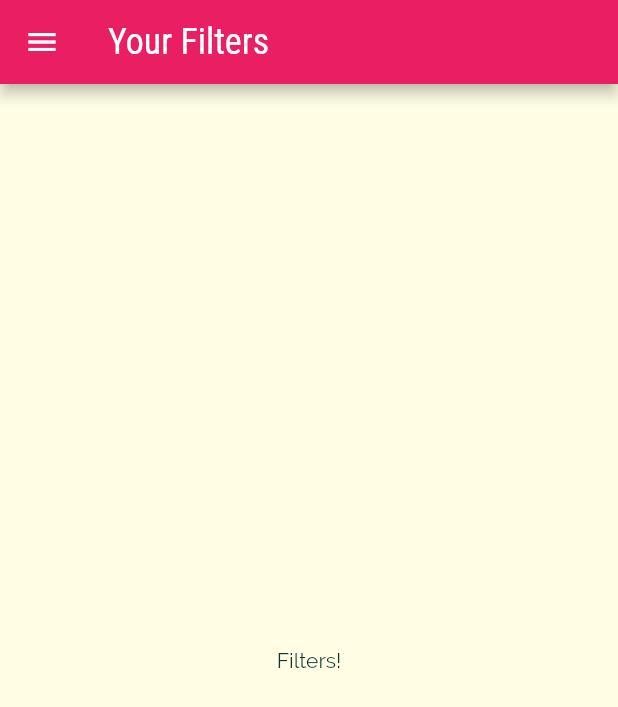
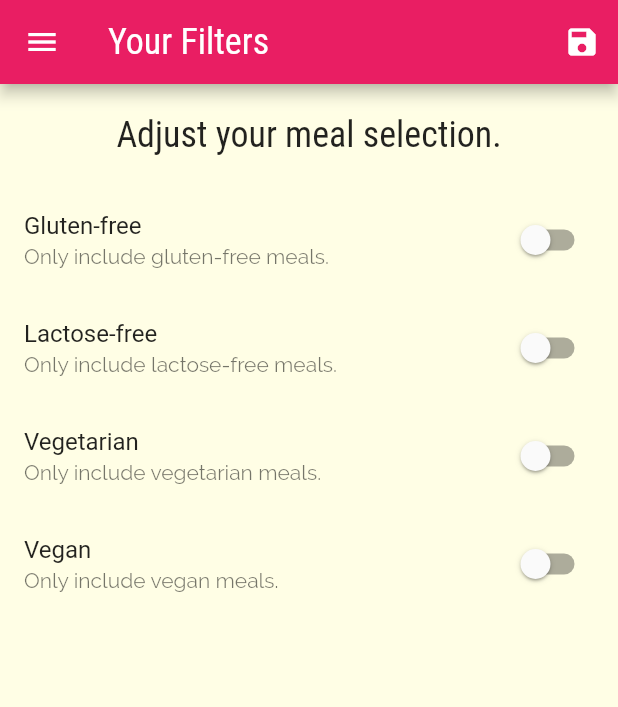
Before and after one commit to 21satvik/Meals_app, a Flutter app: the FiltersScreen screen opened by its route, on a phone screen of 412 x 824 dp. Shown: the top 707 px of the screen. Run offline on Flutter 3.47's test engine with Material 2 defaults, Android fonts, the phone set to English and light mode, and no system bars.

Commit message:
filters added

```diff
--- a/lib/main.dart
+++ b/lib/main.dart
@@ -4,11 +4,48 @@ import './screens/category_meals_screen.dart';
 import './screens/categories_screen.dart';
 import './screens/meal_detail_screen.dart';
 import './screens/tabs_screen.dart';
+import './dummy_data.dart';
 import './screens/filters_screen.dart';
+import './models/meal.dart';
 
 void main() => runApp(MyApp());
 
-class MyApp extends StatelessWidget {
+class MyApp extends StatefulWidget {
+  @override
+  _MyAppState createState() => _MyAppState();
+}
+
+class _MyAppState extends State<MyApp> {
+  Map<String, bool> _filters = {
+    'gluten': false,
+    'lactose': false,
+    'vegan': false,
+    'vegetarian': false,
+  };
+  List<Meal> _avalableMeals = DUMMY_MEALS;
+
+  void _setFilters(Map<String, bool> filterData) {
+    setState(() {
+      _filters = filterData;
+
+      _avalableMeals = DUMMY_MEALS.where((meal) {
+        if (_filters['gluten'] && !meal.isGlutenFree) {
+          return false;
+        }
+        if (_filters['lactose'] && !meal.isLactoseFree) {
+          return false;
+        }
+        if (_filters['vegan'] && !meal.isVegan) {
+          return false;
+        }
+        if (_filters['vegetarian'] && !meal.isVegetarian) {
+          return false;
+        }
+        return true;
+      }).toList();
+    });
+  }
+
   @override
   Widget build(BuildContext context) {
     return MaterialApp(
@@ -33,9 +70,10 @@ class MyApp extends StatelessWidget {
       initialRoute: '/',
       routes: {
         '/': (ctx) => TabsScreen(),
-        CategoryMealsScreen.routeName: (ctx) => CategoryMealsScreen(),
+        CategoryMealsScreen.routeName: (ctx) =>
+            CategoryMealsScreen(_avalableMeals),
         MealDetailScreen.routeName: (ctx) => MealDetailScreen(),
-        FiltersScreen.routeName: (ctx) => FiltersScreen(),
+        FiltersScreen.routeName: (ctx) => FiltersScreen(_filters, _setFilters),
       },
       onUnknownRoute: (settings) {
         return MaterialPageRoute(builder: (ctx) => CategoriesScreen());
--- a/lib/screens/filters_screen.dart
+++ b/lib/screens/filters_screen.dart
@@ -2,18 +2,107 @@ import 'package:flutter/material.dart';
 
 import '../widgets/main_drawer.dart';
 
-class FiltersScreen extends StatelessWidget {
+class FiltersScreen extends StatefulWidget {
   static const routeName = '/filters';
+
+  final Function saveFilters;
+  final Map<String, bool> currentFilters;
+
+  FiltersScreen(this.currentFilters, this.saveFilters);
+
+  @override
+  _FiltersScreenState createState() => _FiltersScreenState();
+}
+
+class _FiltersScreenState extends State<FiltersScreen> {
+  var _glutenFree = false;
+  var _vegetarian = false;
+  var _vegan = false;
+  var _lactoseFree = false;
+
+  @override
+  initState() {
+    _glutenFree = widget.currentFilters['gluten'];
+    _lactoseFree = widget.currentFilters['lactose'];
+    _vegan = widget.currentFilters['vegan'];
+    _vegetarian = widget.currentFilters['vegetarian'];
+    super.initState();
+  }
+
+  Widget _buildSwitchListTile(String title, String description,
+      bool currentValue, Function updateValue) {
+    return SwitchListTile(
+      title: Text(title),
+      value: currentValue,
+      subtitle: Text(description),
+      onChanged: updateValue,
+    );
+  }
 
   @override
   Widget build(BuildContext context) {
     return Scaffold(
       appBar: AppBar(
         title: Text('Your Filters'),
+        actions: <Widget>[
+          IconButton(
+            onPressed: () {
+              final selectedFilters = {
+                'gluten': _glutenFree,
+                'lactose': _lactoseFree,
+                'vegan': _vegan,
+                'vegetarian': _vegetarian,
+              };
+              widget.saveFilters(selectedFilters);
+            },
+            icon: Icon(Icons.save),
+          )
+        ],
       ),
       drawer: MainDrawer(),
-      body: Center(
-        child: Text('Filters!'),
+      body: Column(
+        children: <Widget>[
+          Container(
+            padding: EdgeInsets.all(20),
+            child: Text(
+              'Adjust your meal selection.',
+              style: Theme.of(context).textTheme.title,
+            ),
+          ),
+          Expanded(
+            child: ListView(
+              children: <Widget>[
+                _buildSwitchListTile('Gluten-free',
+                    'Only include gluten-free meals.', _glutenFree, (newValue) {
+                  setState(() {
+                    _glutenFree = newValue;
+                  });
+                }),
+                _buildSwitchListTile(
+                    'Lactose-free',
+                    'Only include lactose-free meals.',
+                    _lactoseFree, (newValue) {
+                  setState(() {
+                    _lactoseFree = newValue;
+                  });
+                }),
+                _buildSwitchListTile(
+                    'Vegetarian', 'Only include vegetarian meals.', _vegetarian,
+                    (newValue) {
+                  setState(() {
+                    _vegetarian = newValue;
+                  });
+                }),
+                _buildSwitchListTile(
+                    'Vegan', 'Only include vegan meals.', _vegan, (newValue) {
+                  setState(() {
+                    _vegan = newValue;
+                  });
+                }),
+              ],
+            ),
+          )
+        ],
       ),
     );
   }
```
Also changed, not shown: lib/screens/category_meals_screen.dart (+49 -18 lines), lib/screens/meal_detail_screen.dart (+8 -1 lines), lib/widgets/meal_item.dart (+18 -9 lines).
